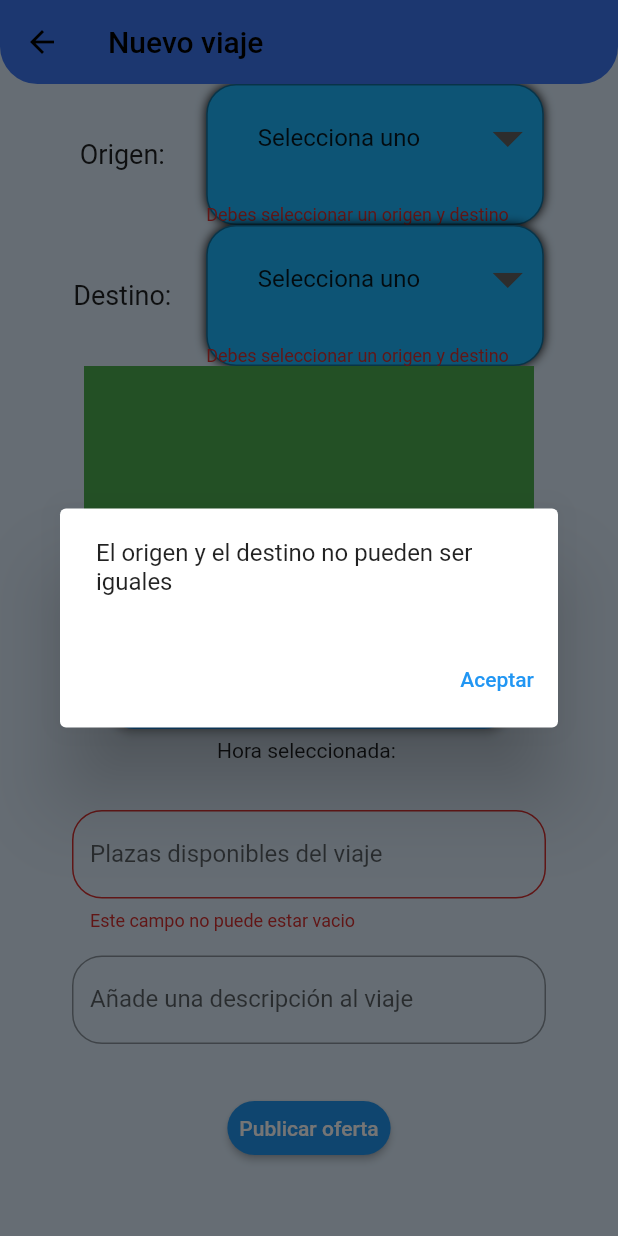
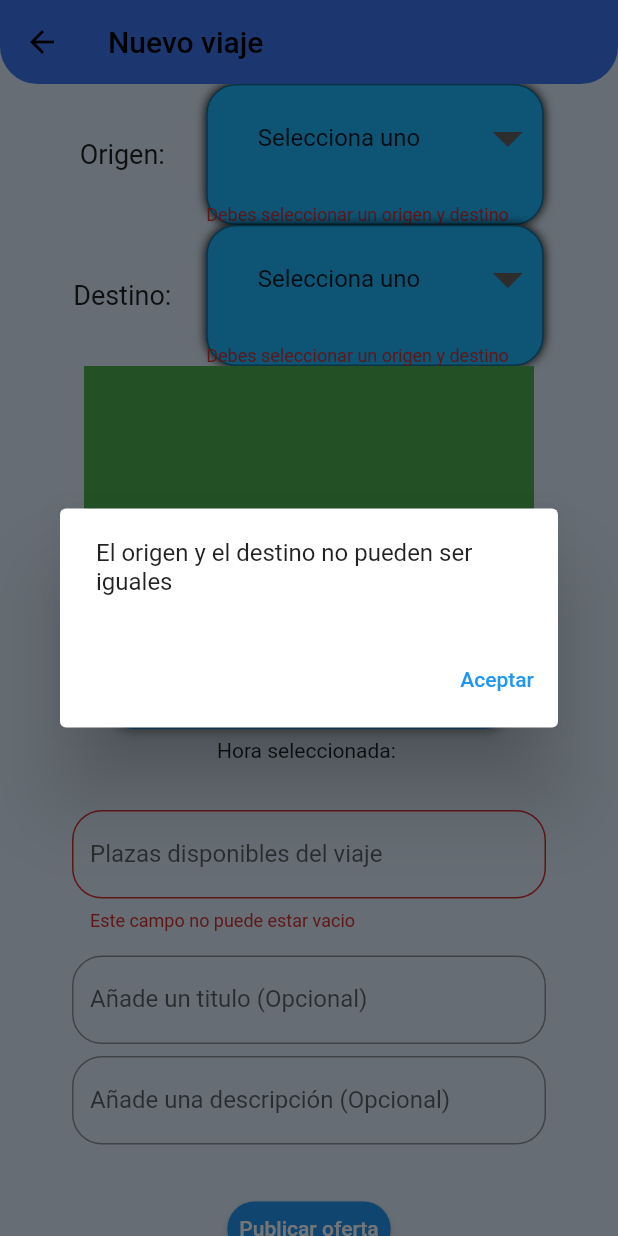
Before and after one commit to BryanVL/unicar, a Flutter app: the CrearOferta screen opened by its route, after a tap on "Publicar oferta", on a phone screen of 412 x 824 dp. Run offline on Flutter 3.47's test engine with Material 2 defaults, Android fonts, the phone set to English and light mode, and no system bars; our stand-ins replace flutter_riverpod, supabase_flutter; accounts and stored records are empty.

Commit message:
Añadido titulo a crear oferta

```diff
--- a/lib/models/oferta.dart
+++ b/lib/models/oferta.dart
@@ -72,13 +72,15 @@ class Oferta {
   }
 
   static Future<void> nuevoViaje(String origen, String destino, String hora, String plazas,
-      String descripcion, usuario) async {
+      String descripcion, String titulo, int usuario) async {
     await Supabase.instance.client.from('Viaje').insert({
       'Origen': origen,
       'Destino': destino,
       'hora_inicio': hora,
       'plazas_totales': plazas,
+      'plazas_disponibles': plazas,
       'descripcion': descripcion,
+      'titulo': titulo,
       'creado_por': usuario
     });
   }
--- a/lib/screens/crear_oferta_screen.dart
+++ b/lib/screens/crear_oferta_screen.dart
@@ -21,6 +21,8 @@ class _CrearOfertaState extends State<CrearOferta> {
   String dropdownValueDestino = 'Selecciona uno';
   TextEditingController plazasController = TextEditingController();
   TextEditingController descripcionController = TextEditingController();
+  TextEditingController tituloController = TextEditingController();
+
   final _formKey = GlobalKey<FormState>();
 
   @override
@@ -28,6 +30,7 @@ class _CrearOfertaState extends State<CrearOferta> {
     super.dispose();
     plazasController.dispose();
     descripcionController.dispose();
+    tituloController.dispose();
   }
 
   callbackOrigen(valorElegido) {
@@ -119,6 +122,24 @@ class _CrearOfertaState extends State<CrearOferta> {
                   left: 48.0,
                   right: 48,
                   top: 8,
+                ),
+                child: TextFormField(
+                  controller: tituloController,
+                  decoration: const InputDecoration(
+                    border: OutlineInputBorder(
+                        borderRadius: BorderRadius.all(
+                      Radius.circular(20),
+                    )),
+                    labelText: 'Añade un titulo (Opcional)',
+                    hintText: 'Escribe algún titulo',
+                  ),
+                ),
+              ),
+              Padding(
+                padding: const EdgeInsets.only(
+                  left: 48.0,
+                  right: 48,
+                  top: 8,
                   bottom: 32,
                 ),
                 child: TextFormField(
@@ -128,8 +149,8 @@ class _CrearOfertaState extends State<CrearOferta> {
                           borderRadius: BorderRadius.all(
                         Radius.circular(20),
                       )),
-                      labelText: 'Añade una descripción al viaje',
-                      hintText: 'Escribe algo para que sea más fácil reconocerte'),
+                      labelText: 'Añade una descripción (Opcional)',
+                      hintText: 'Escribe algo para reconocerte'),
                 ),
               ),
               Padding(
@@ -160,9 +181,15 @@ class _CrearOfertaState extends State<CrearOferta> {
                             dropdownValueDestino != 'Selecciona uno' &&
                             selectedTime != '' &&
                             dropdownValueDestino != dropdownValueOrigen)) {
-                      Oferta.nuevoViaje(dropdownValueOrigen, dropdownValueDestino, selectedTime,
-                              plazasController.text, descripcionController.text, 1)
-                          .then((value) => Navigator.of(context).pop());
+                      Oferta.nuevoViaje(
+                        dropdownValueOrigen,
+                        dropdownValueDestino,
+                        selectedTime,
+                        plazasController.text,
+                        descripcionController.text,
+                        tituloController.text,
+                        1,
+                      ).then((value) => Navigator.of(context).pop());
                     }
                   },
                   textoBoton: 'Publicar oferta',
```
